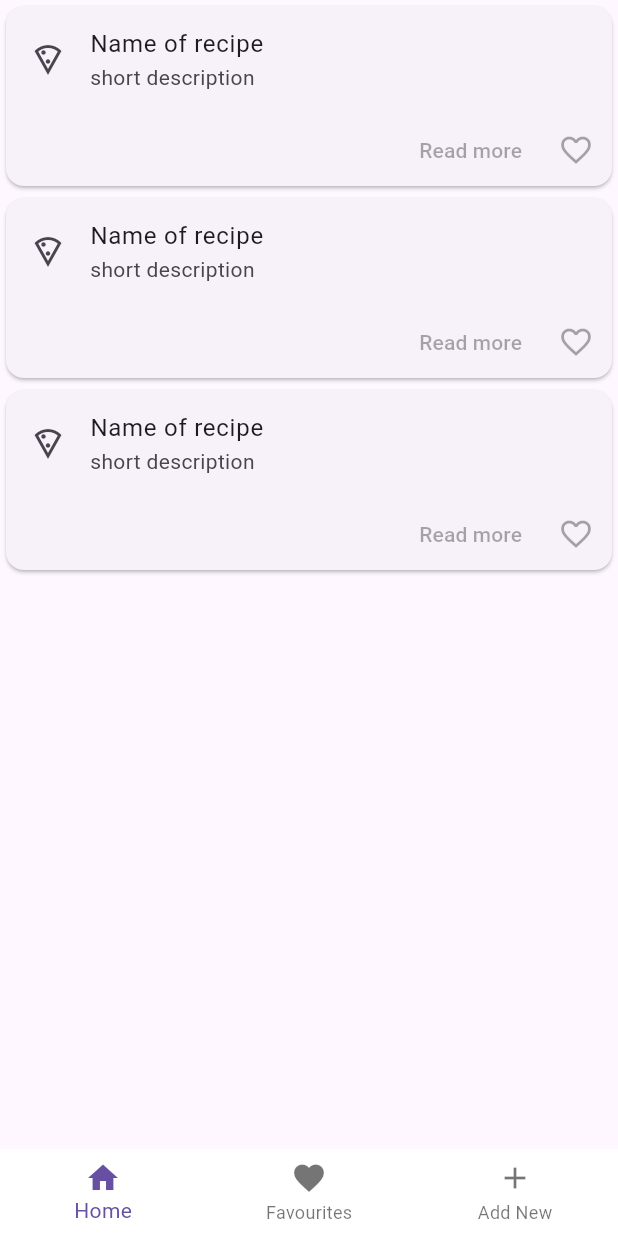
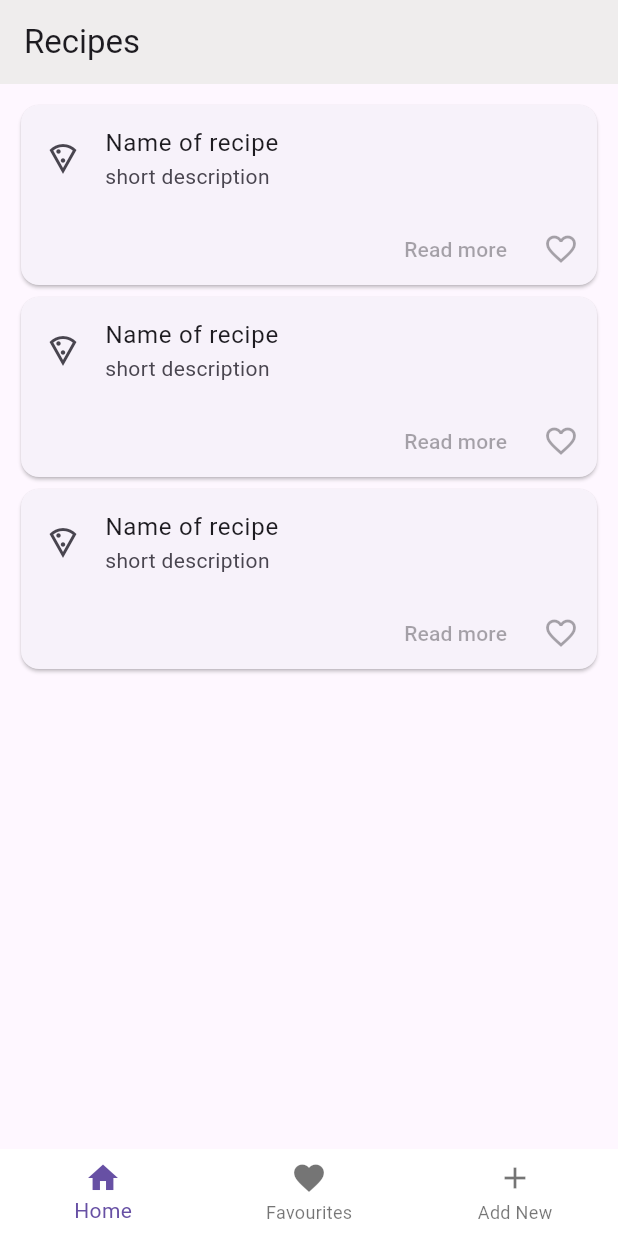
Before and after one commit to Slouna/reseptikirja, a Flutter app: the screen it shows after launch, on a phone screen of 412 x 824 dp. Run offline on Flutter 3.47's test engine with Material 3 defaults, Android fonts, the phone set to English and light mode, and no system bars; our stand-ins replace flutter_form_builder, get, hive_ce_flutter; accounts and stored records are empty.

Commit message:
created recipe class and controller

```diff
--- /dev/null
+++ b/lib/controllers/recipe_controller.dart
@@ -0,0 +1,39 @@
+import 'package:flutter/material.dart';
+import 'package:flutter_form_builder/flutter_form_builder.dart';
+import 'package:get/get.dart';
+import 'package:reseptikirja/models/recipe.dart';
+import 'package:hive_ce_flutter/hive_flutter.dart';
+
+class RecipeController {
+  final storage = Hive.box("storage");
+
+  RxList recipes;
+
+  RecipeController() : recipes = [].obs {
+    if (storage.get("recipes") == null) {
+      storage.put("recipes", []);
+    }
+
+    recipes.value = storage
+        .get("recipes")
+        .map((recipe) => Recipe.fromJson(recipe))
+        .toList();
+  }
+
+  void _save() {
+    storage.put("recipes", recipes.map((recipe) => recipe.toJson()).toList());
+  }
+
+  void add(Recipe recipe) {
+    recipes.add(recipe);
+    _save();
+  }
+
+  void delete(Recipe recipe) {
+    recipes.remove(recipe);
+    recipes.refresh();
+    _save();
+  }
+
+  get size => recipes.length;
+}
--- a/lib/main.dart
+++ b/lib/main.dart
@@ -1,12 +1,12 @@
 import 'package:flutter/material.dart';
 import 'package:get/get.dart';
-import 'package:reseptikirja/widgets/bottom_navi_bar.dart';
+import 'package:reseptikirja/widgets/main_page.dart';
 import 'package:reseptikirja/widgets/favourites_screen.dart';
 import 'package:reseptikirja/widgets/recipe_card.dart';
 import 'package:reseptikirja/widgets/recipe_list_view.dart';
 
 void main() {
-  runApp(MaterialApp(home: MainPage()));
+  runApp(GetMaterialApp(home: MainPage()));
 }
 
 class HomeScreen extends StatelessWidget {
@@ -14,9 +14,8 @@ class HomeScreen extends StatelessWidget {
 
   @override
   Widget build(BuildContext context) {
-    return  Column(children: [const RecipeListView(userID: 0),
+    return  Container(padding: EdgeInsets.all(10) ,child: const RecipeListView(userID: 0),
 
-        ]
     );
   }
 }
--- a/lib/widgets/favourites_screen.dart
+++ b/lib/widgets/favourites_screen.dart
@@ -1,6 +1,6 @@
 import 'package:flutter/material.dart';
 import 'package:get/get.dart';
-import 'package:reseptikirja/widgets/bottom_navi_bar.dart';
+import 'package:reseptikirja/widgets/main_page.dart';
 import 'package:reseptikirja/widgets/recipe_list_view.dart';
 
 class FavouritesScreen extends StatelessWidget {
--- a/lib/widgets/bottom_navi_bar.dart
+++ b/lib/widgets/main_page.dart
@@ -29,8 +29,12 @@ class _MainPageState extends State<MainPage> {
 
   @override
   Widget build(BuildContext context) {
-    // TODO: implement build
+
     return Scaffold(
+      appBar: AppBar(
+        title: Text("Recipes"),
+        backgroundColor:(const Color.fromARGB(255, 239, 237, 237)),
+        ),
       body: pages[_selectedIndex],
       bottomNavigationBar: BottomNavigationBar(
         elevation: 0,
--- a/lib/widgets/recipe_list_view.dart
+++ b/lib/widgets/recipe_list_view.dart
@@ -9,8 +9,8 @@ class RecipeListView extends StatelessWidget {
   Widget build(BuildContext context) {
     return userID == 0
         ? Center(
-            child: Column(children: [RecipeCard(), RecipeCard(), RecipeCard()]),
+            child: ListView(children: [RecipeCard(), RecipeCard(), RecipeCard()]),
           )
-        : Center(child: Column(children: [RecipeCard()]));
+        : Center(child: ListView(children: [RecipeCard()]));
   }
 }
--- a/pubspec.yaml
+++ b/pubspec.yaml
@@ -11,6 +11,7 @@ dependencies:
     sdk: flutter
   flutter_form_builder: ^10.1.0
   get: ^4.7.2
+  hive_ce_flutter: ^2.3.1
 
 dev_dependencies:
   flutter_test:
```
Also changed, not shown: lib/models/recipe.dart (added, +42 -0 lines), 6 other files.
